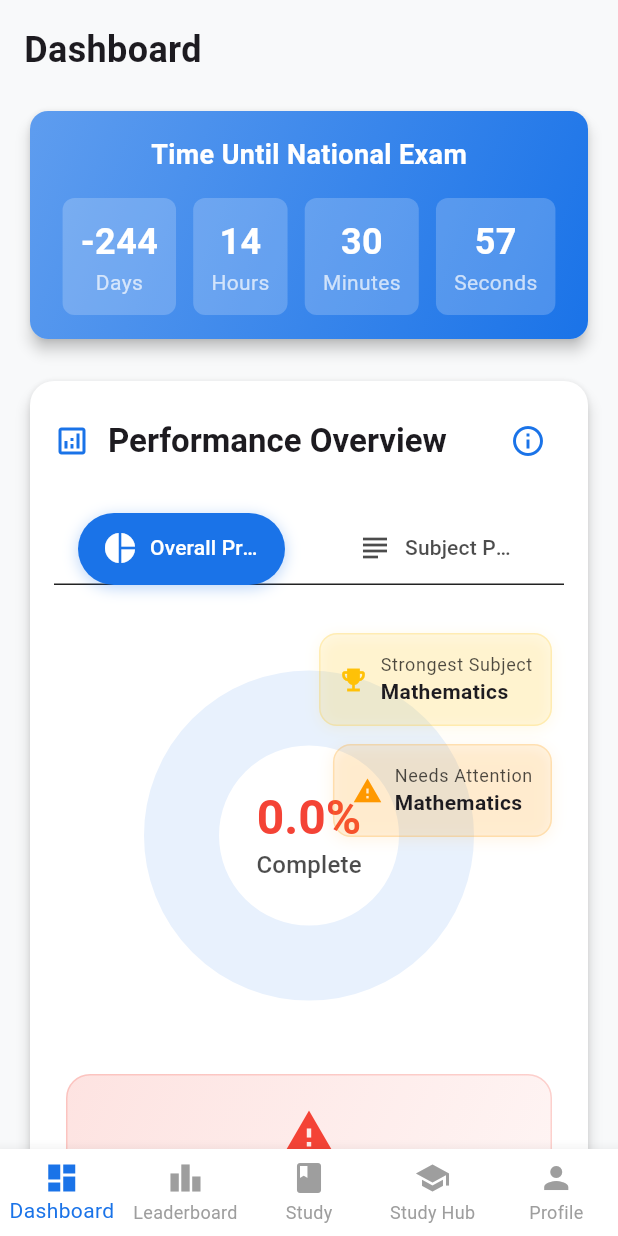
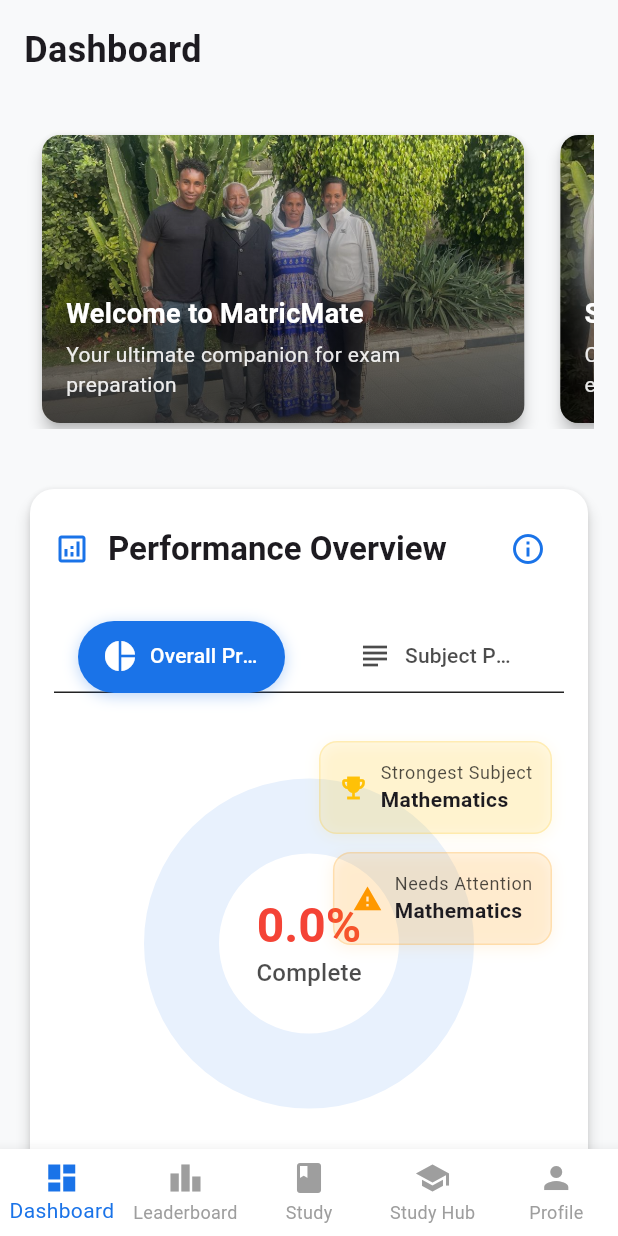
Before and after one commit to leighkun147/MatricMate, a Flutter app: the screen it shows once a user with an empty profile is signed in, on a phone screen of 412 x 824 dp. Run offline on Flutter 3.47's test engine with Material 3 defaults, Android fonts, the phone set to English and light mode, and no system bars; drawn by our look-alikes of fl_chart; our stand-ins replace cloud_firestore, device_info_plus, firebase_auth, firebase_core, flutter_animate, flutter_svg and 3 more; accounts and stored records are empty.

```diff
--- a/lib/screens/dashboard_screen.dart
+++ b/lib/screens/dashboard_screen.dart
@@ -22,7 +22,6 @@ class DashboardScreen extends StatefulWidget {
 }
 
 class _DashboardScreenState extends State<DashboardScreen> with TickerProviderStateMixin {
-  final DateTime examDate = DateTime(2024, 6, 1); // Example exam date
   late DateTime currentTime;
   late Timer timer;
   List<String> _subjects = [];
@@ -94,7 +93,7 @@ class _DashboardScreenState extends State<DashboardScreen> with TickerProviderSt
             ),
           ),
           const SizedBox(height: 20),
-          _buildCountdownTimer(),
+          _buildImageCarousel(),
           const SizedBox(height: 20),
           _buildPerformanceCard(),
           const SizedBox(height: 20),
@@ -104,78 +103,131 @@ class _DashboardScreenState extends State<DashboardScreen> with TickerProviderSt
     );
   }
 
-  Widget _buildCountdownTimer() {
-    final difference = examDate.difference(currentTime);
-    final days = difference.inDays;
-    final hours = difference.inHours % 24;
-    final minutes = difference.inMinutes % 60;
-    final seconds = difference.inSeconds % 60;
+  Widget _buildImageCarousel() {
+    final List<Map<String, String>> carouselItems = [
+      {
+        'image': 'assets/images/IMG-20231230-WA0001.jpg',
+        'title': 'Welcome to MatricMate',
+        'description': 'Your ultimate companion for exam preparation'
+      },
+      {
+        'image': 'assets/images/IMG-20231230-WA0002.jpg',
+        'title': 'Study Planning',
+        'description': 'Create and manage your study schedule effectively'
+      },
+      {
+        'image': 'assets/images/IMG-20240317-WA0006.jpg',
+        'title': 'Practice Questions',
+        'description': 'Access a wide range of practice materials'
+      },
+      {
+        'image': 'assets/images/IMG-20240317-WA0007.jpg',
+        'title': 'Track Progress',
+        'description': 'Monitor your performance and improvements'
+      },
+      {
+        'image': 'assets/images/IMG-20240317-WA0009.jpg',
+        'title': 'Join Olympiads',
+        'description': 'Participate in academic competitions'
+      },
+      {
+        'image': 'assets/images/IMG-20240317-WA0010.jpg',
+        'title': 'Study Resources',
+        'description': 'Access comprehensive study materials'
+      },
+      {
+        'image': 'assets/images/IMG-20240317-WA0011.jpg',
+        'title': 'Performance Analytics',
+        'description': 'Get detailed insights into your progress'
+      },
+      {
+        'image': 'assets/images/IMG-20240317-WA0012.jpg',
+        'title': 'Community Support',
+        'description': 'Connect with fellow students and educators'
+      },
+      {
+        'image': 'assets/images/IMG-20240317-WA0013.jpg',
+        'title': 'Exam Preparation',
+        'description': 'Get ready for your national exams'
+      },
+      {
+        'image': 'assets/images/IMG-20240317-WA0014.jpg',
+        'title': 'About Us',
+        'description': 'Learn more about MatricMate and our mission'
+      },
+    ];
 
-    return Card(
+    return Container(
+      height: 200,
+      margin: const EdgeInsets.symmetric(vertical: 16),
+      child: ListView.builder(
+        scrollDirection: Axis.horizontal,
+        itemCount: carouselItems.length,
+        itemBuilder: (context, index) {
+          final item = carouselItems[index];
+          return Container(
+            width: MediaQuery.of(context).size.width * 0.8,
+            margin: const EdgeInsets.symmetric(horizontal: 8),
+            child: Card(
               elevation: 4,
-      child: Container(
-        padding: const EdgeInsets.all(16),
-        decoration: BoxDecoration(
-          gradient: LinearGradient(
-            colors: [
-              Theme.of(context).colorScheme.primary.withOpacity(0.7),
-              Theme.of(context).colorScheme.primary,
-            ],
-            begin: Alignment.topLeft,
-            end: Alignment.bottomRight,
-          ),
+              shape: RoundedRectangleBorder(
                 borderRadius: BorderRadius.circular(12),
               ),
+              child: Stack(
+                fit: StackFit.expand,
+                children: [
+                  ClipRRect(
+                    borderRadius: BorderRadius.circular(12),
+                    child: Image.asset(
+                      item['image']!,
+                      fit: BoxFit.cover,
+                    ),
+                  ),
+                  Container(
+                    decoration: BoxDecoration(
+                      borderRadius: BorderRadius.circular(12),
+                      gradient: LinearGradient(
+                        begin: Alignment.topCenter,
+                        end: Alignment.bottomCenter,
+                        colors: [
+                          Colors.transparent,
+                          Colors.black.withOpacity(0.7),
+                        ],
+                      ),
+                    ),
+                  ),
+                  Positioned(
+                    bottom: 16,
+                    left: 16,
+                    right: 16,
                     child: Column(
+                      crossAxisAlignment: CrossAxisAlignment.start,
+                      mainAxisSize: MainAxisSize.min,
                       children: [
                         Text(
-              'Time Until National Exam',
-              style: TextStyle(
+                          item['title']!,
+                          style: const TextStyle(
+                            color: Colors.white,
                             fontSize: 18,
                             fontWeight: FontWeight.bold,
-                color: Theme.of(context).colorScheme.onPrimary,
                           ),
                         ),
-            const SizedBox(height: 16),
-            Row(
-              mainAxisAlignment: MainAxisAlignment.spaceAround,
-              children: [
-                _buildTimeUnit('$days', 'Days'),
-                _buildTimeUnit('$hours', 'Hours'),
-                _buildTimeUnit('$minutes', 'Minutes'),
-                _buildTimeUnit('$seconds', 'Seconds'),
+                        const SizedBox(height: 4),
+                        Text(
+                          item['description']!,
+                          style: TextStyle(
+                            color: Colors.white.withOpacity(0.9),
+                            fontSize: 14,
+                          ),
+                        ),
                       ],
+                    ),
                   ),
                 ],
               ),
             ),
           );
-  }
-
-  Widget _buildTimeUnit(String value, String unit) {
-    return Container(
-      padding: const EdgeInsets.all(12),
-      decoration: BoxDecoration(
-        color: Theme.of(context).colorScheme.onPrimary.withOpacity(0.2),
-        borderRadius: BorderRadius.circular(8),
-      ),
-      child: Column(
-        children: [
-          Text(
-            value,
-            style: TextStyle(
-              fontSize: 24,
-              fontWeight: FontWeight.bold,
-              color: Theme.of(context).colorScheme.onPrimary,
-            ),
-          ),
-          Text(
-            unit,
-            style: TextStyle(
-              color: Theme.of(context).colorScheme.onPrimary.withOpacity(0.7),
-            ),
-          ),
-        ],
+        },
       ),
     );
   }
```
Also changed, not shown: lib/screens/cash_out_screen.dart (+86 -11 lines), pubspec.yaml (+10 -0 lines), assets/images/IMG-20231230-WA0001.jpg (added), assets/images/IMG-20231230-WA0002.jpg (added), assets/images/IMG-20240317-WA0006.jpg (added), assets/images/IMG-20240317-WA0007.jpg (added), assets/images/IMG-20240317-WA0009.jpg (added), assets/images/IMG-20240317-WA0010.jpg (added), assets/images/IMG-20240317-WA0011.jpg (added), assets/images/IMG-20240317-WA0012.jpg (added), assets/images/IMG-20240317-WA0013.jpg (added), assets/images/IMG-20240317-WA0014.jpg (added), assets/images/IMG-20240317-WA0015.jpg (added), assets/images/IMG-20240317-WA0016.jpg (added), 1 more files. Lines whose indentation alone changed are shown as unchanged.
